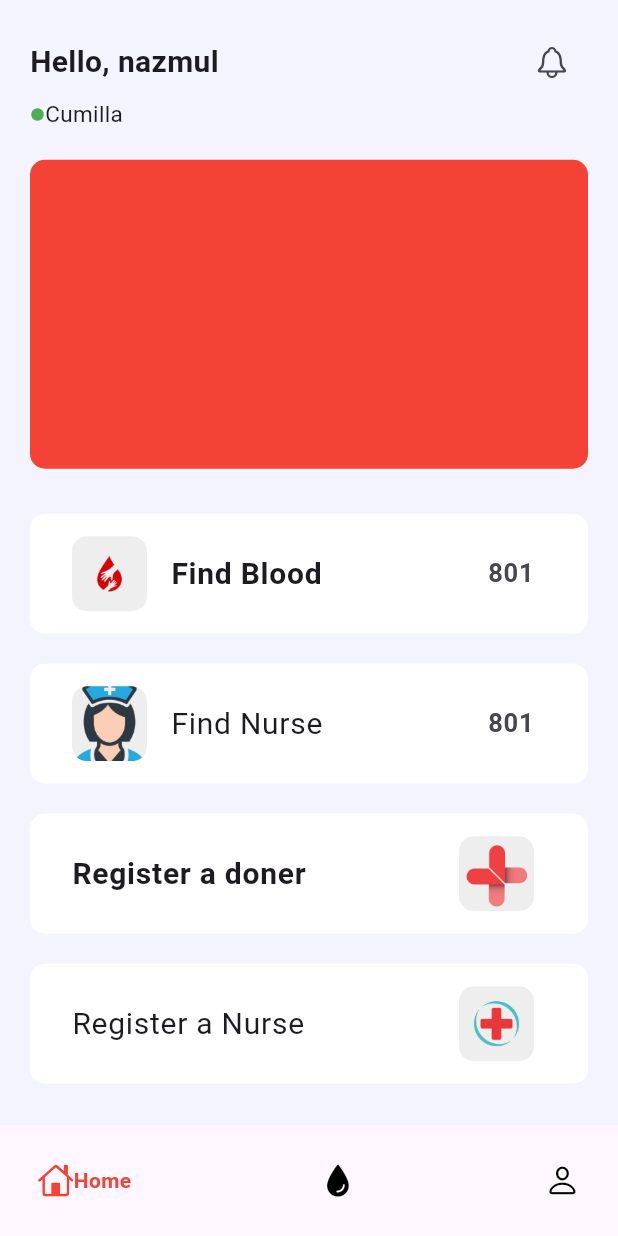
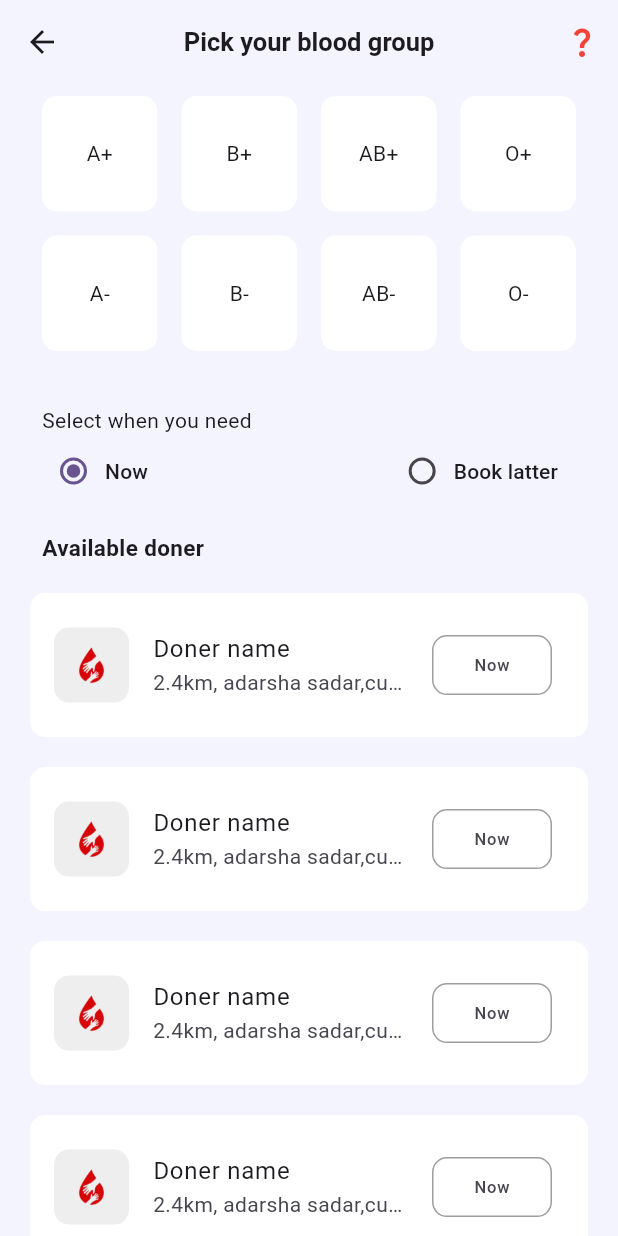
Before and after one commit to RootHex200/myblood, a Flutter app: the screen it shows after launch, after a tap on "Find Blood", on a phone screen of 412 x 824 dp. Run offline on Flutter 3.47's test engine with Material 3 defaults, Android fonts, the phone set to English and light mode, and no system bars; drawn by our look-alikes of google_nav_bar; our stand-ins replace get.

Commit message:
Find Blood Doner screen designed

```diff
--- /dev/null
+++ b/lib/src/constants/blood_groups_list.dart
@@ -0,0 +1,10 @@
+const List<String> bloodGroups = [
+  'A+',
+  'B+',
+  'AB+',
+  'O+',
+  'A-',
+  'B-',
+  'AB-',
+  'O-',
+];
--- a/lib/src/feature/booked-doner/screens/book_doner_screen.dart
+++ b/lib/src/feature/booked-doner/screens/book_doner_screen.dart
@@ -1,5 +1,4 @@
 import 'package:flutter/material.dart';
-import 'package:myblood/src/core/utils/colors.dart';
 
 class BookDonerScreen extends StatelessWidget {
   const BookDonerScreen({super.key});
--- /dev/null
+++ b/lib/src/feature/find-doner/components/search_result.dart
@@ -0,0 +1,71 @@
+import 'package:flutter/material.dart';
+import 'package:get/get.dart';
+import 'package:myblood/src/core/utils/colors.dart';
+import 'package:myblood/src/feature/find-doner/controller/radio_button_controller.dart';
+
+class SearchResult extends StatelessWidget {
+  SearchResult({
+    super.key,
+    required this.donerName,
+    required this.distance,
+    required this.address,
+  });
+  final String donerName;
+  final String distance;
+  final String address;
+  final RadioButtonController _controller = Get.put(RadioButtonController());
+  @override
+  Widget build(BuildContext context) {
+    return Container(
+      width: double.maxFinite,
+      decoration: BoxDecoration(
+        color: whiteColor,
+        borderRadius: BorderRadius.circular(10),
+      ),
+      child: Padding(
+        padding: const EdgeInsets.only(
+          top: 12,
+          bottom: 12,
+        ),
+        child: ListTile(
+          leading: Container(
+            height: 50,
+            width: 50,
+            decoration: BoxDecoration(
+                //doner profile image
+                image: const DecorationImage(
+                    image: AssetImage("assets/images/blood.png"),
+                    fit: BoxFit.cover),
+                borderRadius: BorderRadius.circular(10),
+                color: Colors.grey.shade200),
+          ),
+          //doner details
+          title: Text(donerName),
+          subtitle: Row(
+            children: [
+              Text("$distance, "),
+              Flexible(
+                child: Text(
+                  address,
+                  style: const TextStyle(overflow: TextOverflow.ellipsis),
+                ),
+              ),
+            ],
+          ),
+          trailing: Container(
+            height: 40,
+            width: 80,
+            decoration: BoxDecoration(
+                borderRadius: BorderRadius.circular(10),
+                color: whiteColor,
+                border: Border.all(color: Colors.grey)),
+            child: Center(
+                child: Obx(
+              () => Text(_controller.currentValue.value),
+            )),
+          ),
+        ),
+      ),
+    );
+  }
+}
--- /dev/null
+++ b/lib/src/feature/find-doner/controller/blood_group_select_controller.dart
@@ -0,0 +1,5 @@
+import 'package:get/get.dart';
+
+class BloodGroupSelectController extends GetxController {
+  var isSelected = (-1).obs;
+}
--- /dev/null
+++ b/lib/src/feature/find-doner/controller/radio_button_controller.dart
@@ -0,0 +1,5 @@
+import 'package:get/get.dart';
+
+class RadioButtonController extends GetxController {
+  RxString currentValue = "Now".obs;
+}
--- /dev/null
+++ b/lib/src/feature/find-doner/screens/find_doner.dart
@@ -0,0 +1,143 @@
+import 'package:flutter/material.dart';
+import 'package:get/get.dart';
+import 'package:myblood/src/constants/blood_groups_list.dart';
+import 'package:myblood/src/core/utils/colors.dart';
+import 'package:myblood/src/feature/find-doner/components/search_result.dart';
+import 'package:myblood/src/feature/find-doner/controller/blood_group_select_controller.dart';
+import 'package:myblood/src/feature/find-doner/controller/radio_button_controller.dart';
+
+class FindDoner extends StatelessWidget {
+  FindDoner({super.key});
+  final RadioButtonController _controller = Get.put(RadioButtonController());
+  final BloodGroupSelectController _bloodGroupSelectController =
+      Get.put(BloodGroupSelectController());
+
+  @override
+  Widget build(BuildContext context) {
+    return Scaffold(
+        appBar: AppBar(
+          backgroundColor: Colors.transparent,
+          title: const Text(
+            "Pick your blood group",
+            style: TextStyle(fontSize: 17, fontWeight: FontWeight.bold),
+          ),
+          centerTitle: true,
+          actions: [
+            IconButton(
+                onPressed: () {},
+                icon: const Icon(
+                  Icons.question_mark_outlined,
+                  color: Colors.red,
+                ))
+          ],
+        ),
+        backgroundColor: scaffoldBackground,
+        body: Padding(
+          padding: const EdgeInsets.symmetric(horizontal: 20),
+          child: Column(
+            crossAxisAlignment: CrossAxisAlignment.start,
+            children: [
+              //Blood catagory
+              SizedBox(
+                height: Get.height * 0.25,
+                width: double.maxFinite,
+                child: GridView.builder(
+                    itemCount: bloodGroups.length,
+                    gridDelegate:
+                        const SliverGridDelegateWithFixedCrossAxisCount(
+                            crossAxisCount: 4),
+                    itemBuilder: (context, index) {
+                      return Padding(
+                        padding: const EdgeInsets.all(8.0),
+                        child: GestureDetector(
+                            onTap: () {
+                              _bloodGroupSelectController.isSelected.value =
+                                  index;
+                            },
+                            child: Obx(
+                              () => Container(
+                                height: 50,
+                                width: 50,
+                                decoration: BoxDecoration(
+                                  borderRadius: BorderRadius.circular(10),
+                                  color: _bloodGroupSelectController
+                                              .isSelected.value ==
+                                          index
+                                      ? Colors.red
+                                      : whiteColor,
+                                ),
+                                child: Center(
+                                  child: Text(bloodGroups[index]),
+                                ),
+                              ),
+                            )),
+                      );
+                    }),
+              ),
+              SizedBox(
+                height: Get.height * .1,
+                width: double.maxFinite,
+                child: Padding(
+                  padding: const EdgeInsets.all(8.0),
+                  child: Column(
+                    crossAxisAlignment: CrossAxisAlignment.start,
+                    children: [
+                      const Text("Select when you need"),
+                      Obx(
+                        () => Row(
+                          mainAxisAlignment: MainAxisAlignment.spaceBetween,
+                          children: [
+                            RadioMenuButton(
+                                value: "Now",
+                                groupValue: _controller.currentValue.value,
+                                onChanged: (value) {
+                                  _controller.currentValue.value = value!;
+                                },
+                                child: const Text("Now")),
+                            RadioMenuButton(
+                              value: "Book latter",
+                              groupValue: _controller.currentValue.value,
+                              onChanged: (value) {
+                                _controller.currentValue.value = value!;
+                              },
+                              child: const Text("Book latter"),
+                            )
+                          ],
+                        ),
+                      ),
+                    ],
+                  ),
+                ),
+              ),
+              const SizedBox(
+                height: 10,
+              ),
+              const Padding(
+                padding: EdgeInsets.only(left: 8),
+                child: Text(
+                  "Available doner",
+                  style: TextStyle(fontSize: 15, fontWeight: FontWeight.bold),
+                ),
+              ),
+              const SizedBox(
+                height: 10,
+              ),
+              // search result of blood doner
+              Expanded(
+                  child: ListView.builder(
+                      itemCount: 10,
+                      itemBuilder: (context, index) {
+                        return Padding(
+                          padding: const EdgeInsets.symmetric(vertical: 10),
+                          child: SearchResult(
+                              donerName: "Doner name",
+                              distance: "2.4km",
+                              address: "adarsha sadar,cumilla",
+                            ),
+                        );
+                      }))
+            ],
+          ),
+        ));
+  }
+}
--- a/lib/src/feature/home/view/home_screen.dart
+++ b/lib/src/feature/home/view/home_screen.dart
@@ -2,6 +2,7 @@ import 'package:flutter/cupertino.dart';
 import 'package:flutter/material.dart';
 import 'package:get/get.dart';
 import 'package:myblood/src/core/utils/colors.dart';
+import 'package:myblood/src/feature/find-doner/screens/find_doner.dart';
 
 class HomeScreen extends StatelessWidget {
   const HomeScreen(
@@ -65,7 +66,7 @@ class HomeScreen extends StatelessWidget {
               padding: const EdgeInsets.symmetric(vertical: 10),
               child: GestureDetector(
                 onTap: () {
-                  // tap navigate into all doner screans
+                  Get.to(() => FindDoner());
                 },
                 child: Container(
                   height: 80,
@@ -106,9 +107,7 @@ class HomeScreen extends StatelessWidget {
             Padding(
               padding: const EdgeInsets.symmetric(vertical: 10),
               child: GestureDetector(
-                onTap: () {
-                  // tap navigate into all doner screans
-                },
+                onTap: () {},
                 child: Container(
                   height: 80,
                   width: double.maxFinite,
--- a/lib/src/feature/profile/screen/profile_screen.dart
+++ b/lib/src/feature/profile/screen/profile_screen.dart
@@ -1,5 +1,5 @@
 import 'package:flutter/material.dart';
-import 'package:myblood/src/core/utils/colors.dart';
+
 
 class ProfileScreen extends StatelessWidget {
   const ProfileScreen({super.key});
```
